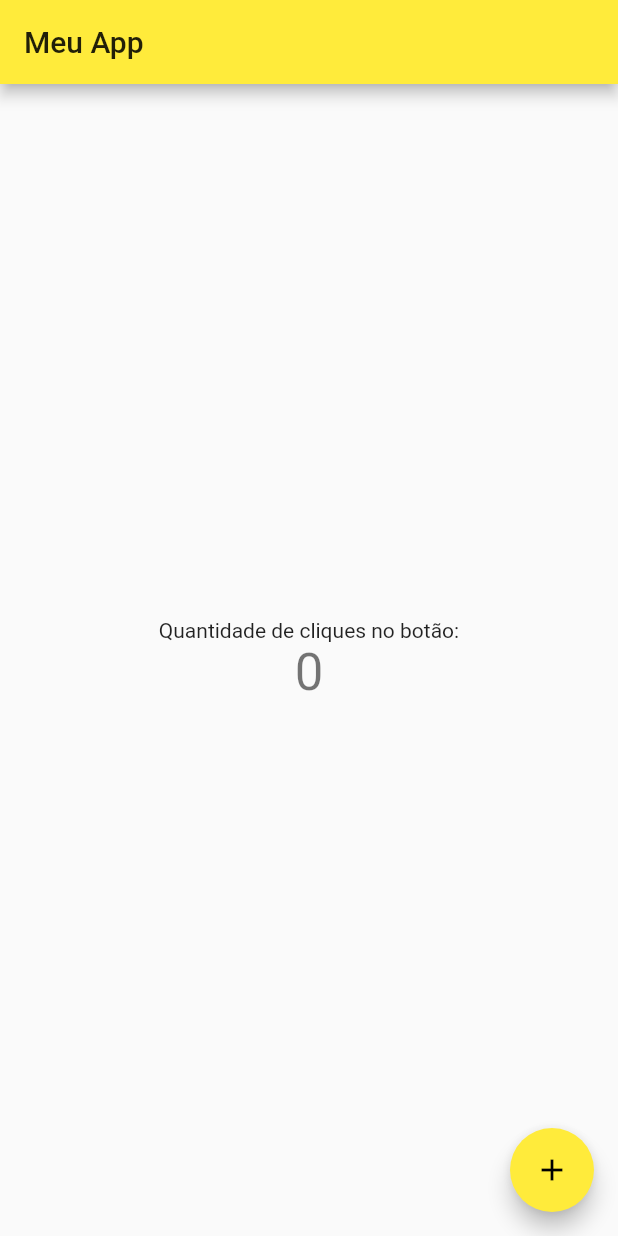
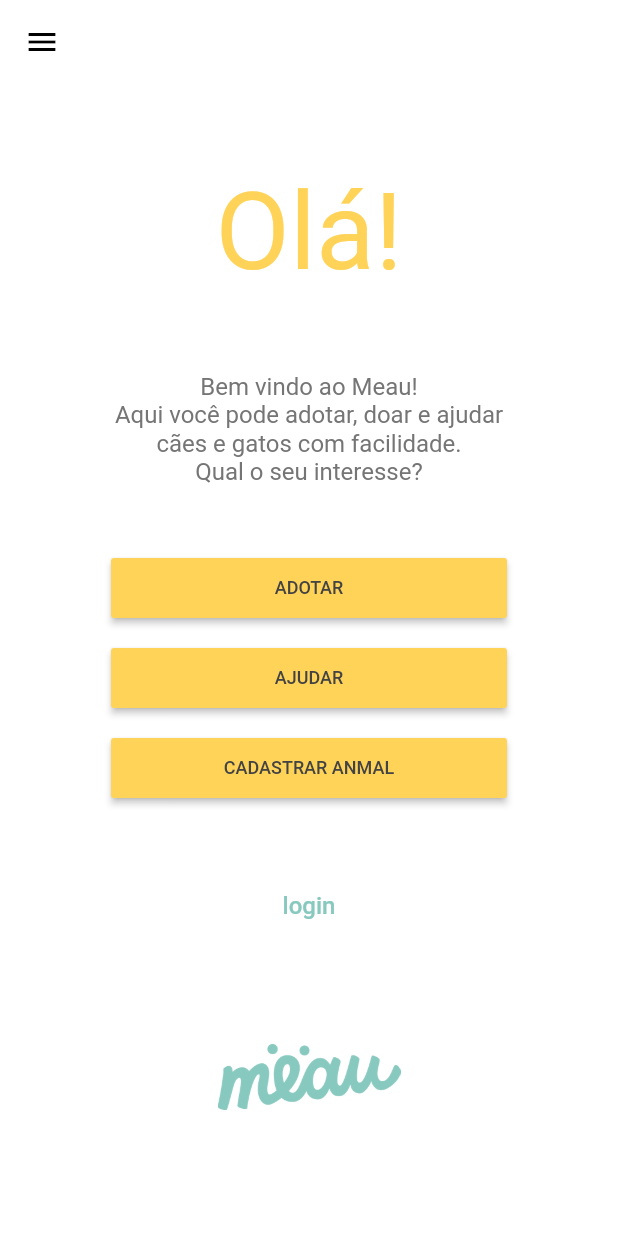
Before and after one commit to rodrigodmpa/dev-app-flutter, a Flutter app: the screen it shows after launch, on a phone screen of 412 x 824 dp. Run offline on Flutter 3.47's test engine with Material 2 defaults, Android fonts, the phone set to English and light mode, and no system bars; Roboto replaces fonts that are missing (Courgette Regular).

Commit message:
initial screen

```diff
--- a/lib/main.dart
+++ b/lib/main.dart
@@ -23,7 +23,7 @@ class MyApp extends StatelessWidget {
       ),
       initialRoute: '/',
       routes: {
-        '/': (context) => MyHomePage(title: 'Meu App'),
+        '/': (context) => MyHomePage(),
       }
     );
   }
--- a/lib/src/view/HomePage.dart
+++ b/lib/src/view/HomePage.dart
@@ -1,87 +1,158 @@
 import 'package:flutter/material.dart';
+import 'TextWidget.dart';
 
-
-class MyHomePage extends StatefulWidget {
-  MyHomePage({Key key, this.title}) : super(key: key);
-
-  // This widget is the home page of your application. It is stateful, meaning
-  // that it has a State object (defined below) that contains fields that affect
-  // how it looks.
-
-  // This class is the configuration for the state. It holds the values (in this
-  // case the title) provided by the parent (in this case the App widget) and
-  // used by the build method of the State. Fields in a Widget subclass are
-  // always marked "final".
-
-  final String title;
-
-  @override
-  _MyHomePageState createState() => _MyHomePageState();
-}
-
-class _MyHomePageState extends State<MyHomePage> {
-  int _counter = 0;
-
-  void _incrementCounter() {
-    setState(() {
-      // This call to setState tells the Flutter framework that something has
-      // changed in this State, which causes it to rerun the build method below
-      // so that the display can reflect the updated values. If we changed
-      // _counter without calling setState(), then the build method would not be
-      // called again, and so nothing would appear to happen.
-      _counter++;
-    });
-  }
-
+class MyHomePage extends StatelessWidget {
   @override
   Widget build(BuildContext context) {
-    // This method is rerun every time setState is called, for instance as done
-    // by the _incrementCounter method above.
-    //
-    // The Flutter framework has been optimized to make rerunning build methods
-    // fast, so that you can just rebuild anything that needs updating rather
-    // than having to individually change instances of widgets.
     return Scaffold(
+      backgroundColor: Colors.white,
       appBar: AppBar(
-        // Here we take the value from the MyHomePage object that was created by
-        // the App.build method, and use it to set our appbar title.
-        title: Text(widget.title),
+        backgroundColor: Colors.white,
+        elevation: 0,
       ),
-      body: Center(
-        // Center is a layout widget. It takes a single child and positions it
-        // in the middle of the parent.
-        child: Column(
-          // Column is also layout widget. It takes a list of children and
-          // arranges them vertically. By default, it sizes itself to fit its
-          // children horizontally, and tries to be as tall as its parent.
-          //
-          // Invoke "debug painting" (press "p" in the console, choose the
-          // "Toggle Debug Paint" action from the Flutter Inspector in Android
-          // Studio, or the "Toggle Debug Paint" command in Visual Studio Code)
-          // to see the wireframe for each widget.
-          //
-          // Column has various properties to control how it sizes itself and
-          // how it positions its children. Here we use mainAxisAlignment to
-          // center the children vertically; the main axis here is the vertical
-          // axis because Columns are vertical (the cross axis would be
-          // horizontal).
-          mainAxisAlignment: MainAxisAlignment.center,
-          children: <Widget>[
-            Text(
-              'Quantidade de cliques no botão:',
+      drawer: Drawer(),
+      body: Column(
+        children: <Widget>[
+          Padding(
+            padding: EdgeInsets.fromLTRB(0, 56, 0, 52),
+            child: Center(
+                child: Text(
+              "Olá!",
+              style: TextStyle(
+                  fontSize: 72,
+                  color: Color(0xffffd358),
+                  fontFamily: "Courgette Regular"),
+            )),
+          ),
+          new TextWidget(
+            text: "Bem vindo ao Meau!",
+          ),
+          new TextWidget(
+            text: "Aqui você pode adotar, doar e ajudar",
+          ),
+          new TextWidget(
+            text: "cães e gatos com facilidade.",
+          ),
+          new TextWidget(
+            text: "Qual o seu interesse?",
+          ),
+          Padding(
+            padding: EdgeInsets.fromLTRB(0, 44, 0, 12),
+            child: new ButtonWidget(text: "ADOTAR"),
+          ),
+          Padding(
+            padding: EdgeInsets.fromLTRB(0, 0, 0, 12),
+            child: new ButtonWidget(text: "AJUDAR"),
+          ),
+          Padding(
+            padding: EdgeInsets.fromLTRB(0, 0, 0, 44),
+            child: new ButtonWidget(text: "CADASTRAR ANMAL"),
+          ),
+          FlatButton(
+            child: Text(
+              "login",
+              style: TextStyle(
+                  color: Color(0xff88c9bf), fontSize: 16, fontFamily: "Roboto"),
             ),
-            Text(
-              '$_counter',
-              style: Theme.of(context).textTheme.display1,
+          ),
+          Padding(
+            padding: EdgeInsets.fromLTRB(0, 68, 0, 32),
+            child: Container(
+              height: 44,
+              decoration: BoxDecoration(
+                image: DecorationImage(
+                  image: AssetImage('asset/Meau_marca_2.png'),
+                ),
+              ),
             ),
-          ],
-        ),
+          ),
+        ],
       ),
-      floatingActionButton: FloatingActionButton(
-        onPressed: _incrementCounter,
-        tooltip: 'Increment',
-        child: Icon(Icons.add),
-      ), // This trailing comma makes auto-formatting nicer for build methods.
     );
   }
 }
+
+// class MyHomePage extends StatefulWidget {
+//   MyHomePage({Key key, this.title}) : super(key: key);
+
+//   // This widget is the home page of your application. It is stateful, meaning
+//   // that it has a State object (defined below) that contains fields that affect
+//   // how it looks.
+
+//   // This class is the configuration for the state. It holds the values (in this
+//   // case the title) provided by the parent (in this case the App widget) and
+//   // used by the build method of the State. Fields in a Widget subclass are
+//   // always marked "final".
+
+//   final String title;
+
+//   @override
+//   _MyHomePageState createState() => _MyHomePageState();
+// }
+
+// class _MyHomePageState extends State<MyHomePage> {
+//   int _counter = 0;
+
+//   void _incrementCounter() {
+//     setState(() {
+//       // This call to setState tells the Flutter framework that something has
+//       // changed in this State, which causes it to rerun the build method below
+//       // so that the display can reflect the updated values. If we changed
+//       // _counter without calling setState(), then the build method would not be
+//       // called again, and so nothing would appear to happen.
+//       _counter++;
+//     });
+//   }
+
+//   @override
+//   Widget build(BuildContext context) {
+//     // This method is rerun every time setState is called, for instance as done
+//     // by the _incrementCounter method above.
+//     //
+//     // The Flutter framework has been optimized to make rerunning build methods
+//     // fast, so that you can just rebuild anything that needs updating rather
+//     // than having to individually change instances of widgets.
+//     return Scaffold(
+//       appBar: AppBar(
+//         // Here we take the value from the MyHomePage object that was created by
+//         // the App.build method, and use it to set our appbar title.
+//         title: Text(widget.title),
+//       ),
+//       body: Center(
+//         // Center is a layout widget. It takes a single child and positions it
+//         // in the middle of the parent.
+//         child: Column(
+//           // Column is also layout widget. It takes a list of children and
+//           // arranges them vertically. By default, it sizes itself to fit its
+//           // children horizontally, and tries to be as tall as its parent.
+//           //
+//           // Invoke "debug painting" (press "p" in the console, choose the
+//           // "Toggle Debug Paint" action from the Flutter Inspector in Android
+//           // Studio, or the "Toggle Debug Paint" command in Visual Studio Code)
+//           // to see the wireframe for each widget.
+//           //
+//           // Column has various properties to control how it sizes itself and
+//           // how it positions its children. Here we use mainAxisAlignment to
+//           // center the children vertically; the main axis here is the vertical
+//           // axis because Columns are vertical (the cross axis would be
+//           // horizontal).
+//           mainAxisAlignment: MainAxisAlignment.center,
+//           children: <Widget>[
+//             Text(
+//               'Quantidade de cliques no botão:',
+//             ),
+//             Text(
+//               '$_counter',
+//               style: Theme.of(context).textTheme.display1,
+//             ),
+//           ],
+//         ),
+//       ),
+//       floatingActionButton: FloatingActionButton(
+//         onPressed: _incrementCounter,
+//         tooltip: 'Increment',
+//         child: Icon(Icons.add),
+//       ), // This trailing comma makes auto-formatting nicer for build methods.
+//     );
+//   }
+// }
--- /dev/null
+++ b/lib/src/view/TextWidget.dart
@@ -0,0 +1,52 @@
+import 'package:flutter/material.dart';
+
+class TextWidget extends StatelessWidget {
+  const TextWidget({
+    Key key,
+    this.text,
+  }) : super(key: key);
+
+  final String text;
+
+  @override
+  Widget build(BuildContext context) {
+    return Padding(
+      padding: EdgeInsets.fromLTRB(48, 0, 48, 0),
+      child: Center(
+        child: Text(
+          text,
+          style: TextStyle(
+              fontSize: 16, fontFamily: "Roboto", color: Color(0xff757575)),
+        ),
+      ),
+    );
+  }
+}
+
+class ButtonWidget extends StatelessWidget {
+  const ButtonWidget({
+    Key key,
+    this.text,
+  }) : super(key: key);
+
+  final String text;
+
+  @override
+  Widget build(BuildContext context) {
+    return RaisedButton(
+      onPressed: () {},
+      color: Color(0xffffd358),
+      child: Container(
+        width: 232,
+        height: 40,
+        child: Center(
+          child: Text(
+            text,
+            style: TextStyle(
+                color: Color(0xff434343), fontSize: 12, fontFamily: "Roboto"),
+          ),
+        ),
+      ),
+    );
+  }
+}
--- a/pubspec.yaml
+++ b/pubspec.yaml
@@ -44,6 +44,8 @@ flutter:
   # assets:
   #  - images/a_dot_burr.jpeg
   #  - images/a_dot_ham.jpeg
+  assets:
+    - asset/Meau_marca_2.png
 
   # An image asset can refer to one or more resolution-specific "variants", see
   # https://flutter.io/assets-and-images/#resolution-aware.
```
Also changed, not shown: asset/Meau_marca_2.png (added), 1 other file.
